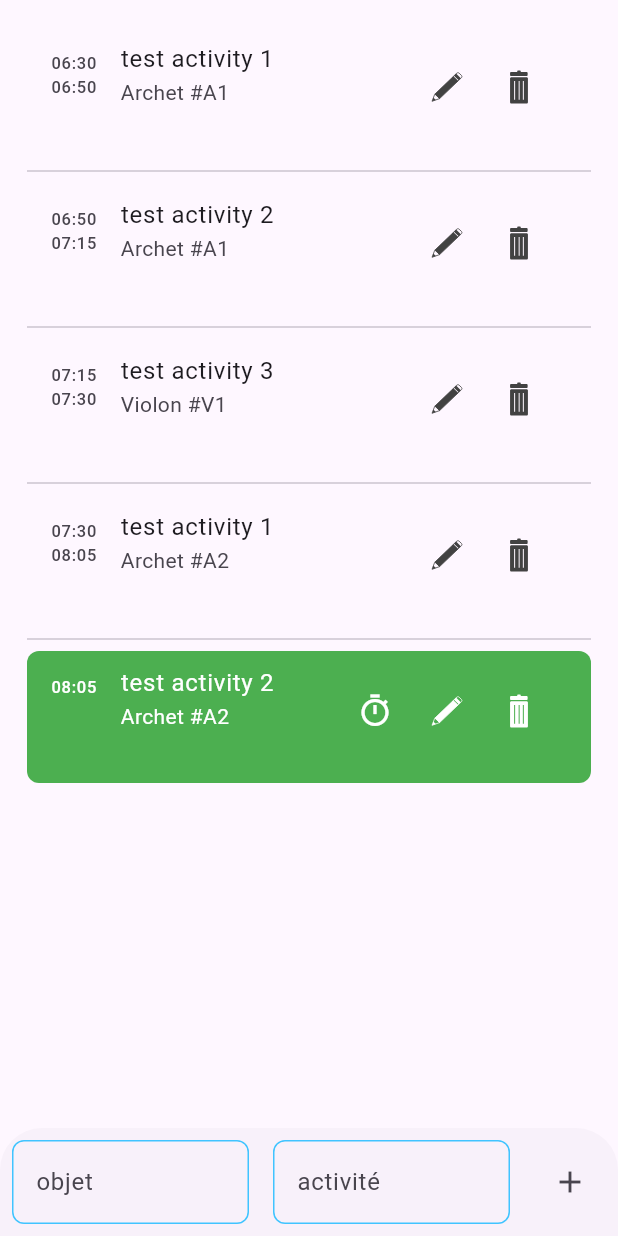
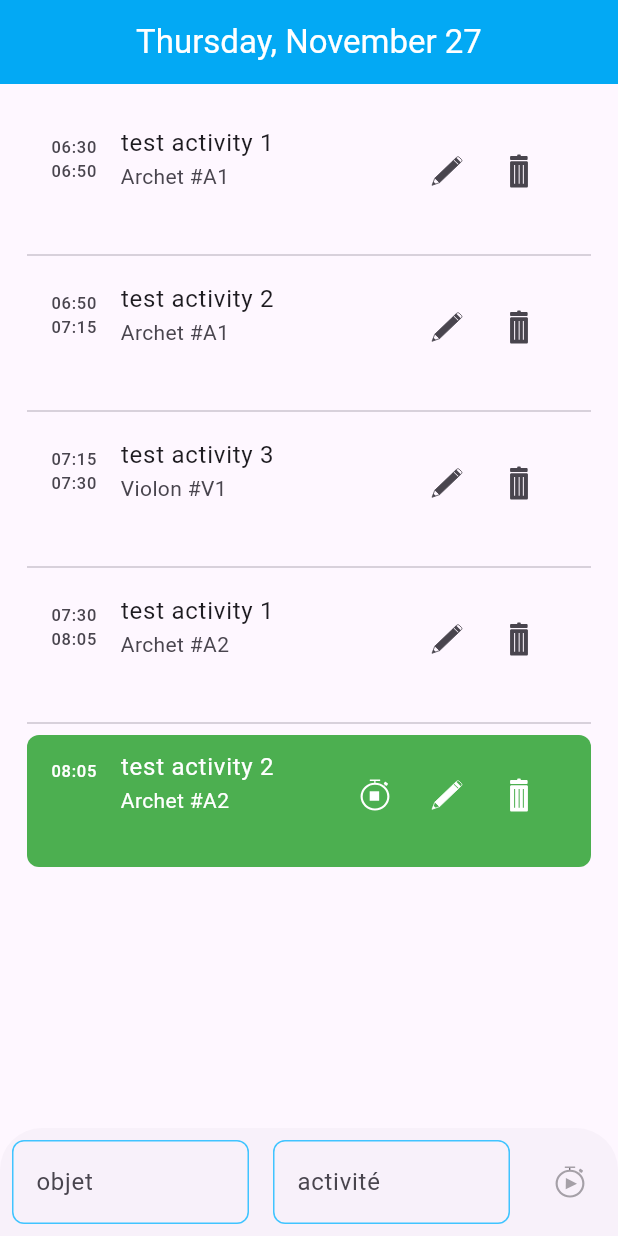
Before and after one commit to Alt257/timekeeper-front, a Flutter app: the screen it shows after launch, on a phone screen of 412 x 824 dp. Run offline on Flutter 3.47's test engine with Material 3 defaults, Android fonts, the phone set to English and light mode, and no system bars; our stand-ins replace bloc, flutter_bloc, flutter_localization, flutter_svg, freezed_annotation.

Commit message:
start/stop activity => stopwatch icons

```diff
--- a/lib/view/component/form/add_activity/add_activity.dart
+++ b/lib/view/component/form/add_activity/add_activity.dart
@@ -1,6 +1,7 @@
 import 'package:flutter/material.dart';
 import 'package:flutter_bloc/flutter_bloc.dart';
 import 'package:timekeeper/service/activities/activities_bloc.dart';
+import 'package:timekeeper/view/component/icon/custom_icon.dart';
 
 import '../../../../service/add_activity/add_activity_bloc.dart';
 import 'field/activity_type.dart';
@@ -16,7 +17,7 @@ final class AddActivityForm extends StatelessWidget {
         state.maybeMap(
           success: (value) {
             context.read<ActivitiesBloc>().add(ActivitiesEvent.activityAdded(
-                value.activity,
+              value.activity,
             ));
             context.read<AddActivityBloc>().add(AddActivityEvent.reset());
           },
@@ -29,16 +30,29 @@ final class AddActivityForm extends StatelessWidget {
           // TimePickerButton(),
           Expanded(child: ItemSelection()),
           Expanded(child: ActivityTypeSelection()),
-          IconButton(
-            onPressed: () => context.read<AddActivityBloc>()
-                .add(AddActivityEvent.submitted()),
-            icon: Icon(Icons.add),
-            // icon: CustomIcon.startActivity(),
+          BlocBuilder<AddActivityBloc, AddActivityState>(
+            builder: (context, state) {
+              return IconButton(
+                onPressed: state.maybeWhen(
+                    filling: (selectedType, selectedItem) {
+                      return selectedType != null && selectedItem != null
+                          ? () => _addActivity(context)
+                          : null;
+                    },
+                    orElse: () => null,
+                ),
+                icon: CustomIcon.startActivity(),
+              );
+            },
           )
         ],
       ),
     );
   }
 
-
+  _addActivity(BuildContext context) {
+    print('add Activity');
+    context.read<AddActivityBloc>()
+        .add(AddActivityEvent.submitted());
+  }
 }
--- a/lib/view/component/icon/custom_icon.dart
+++ b/lib/view/component/icon/custom_icon.dart
@@ -17,4 +17,18 @@ sealed class CustomIcon {
     color: color,
     size: size,
   );
+
+  static startActivity({dynamic key, Color? color, double? size}) => IconFromAsset(
+    'assets/icon/Chrono_play.svg',
+    key: key,
+    color: color,
+    size: size,
+  );
+
+  static stopActivity({dynamic key, Color? color, double? size}) => IconFromAsset(
+    'assets/icon/Chrono_stop.svg',
+    key: key,
+    color: color,
+    size: size,
+  );
 }
--- a/lib/view/component/list/activities/activity_tile.dart
+++ b/lib/view/component/list/activities/activity_tile.dart
@@ -35,21 +35,17 @@ final class ActivityListTile extends ListTile {
       children: [
         if(activity.isInProgress) IconButton(
           onPressed: onStopActivityPressed,
-          icon: Icon(Icons.timer_outlined),
+          // icon: Icon(Icons.timer_outlined),
+          icon: CustomIcon.stopActivity(),
         ),
         IconButton(
           onPressed: onEditActivityPressed,
-          // icon: Icon(Icons.edit),
-          icon: CustomIcon.editActivity(
-            color: activity.isInProgress ? Colors.white : Colors.grey[800],
-          )
+          icon: CustomIcon.editActivity(),
         ),
         IconButton(
           onPressed: onDeleteActivityPressed,
           // icon: Icon(Icons.delete_forever),
-          icon: CustomIcon.deleteActivity(
-            color: activity.isInProgress ? Colors.white : Colors.grey[800],
-          ),
+          icon: CustomIcon.deleteActivity(),
         ),
       ],
     ),
--- a/lib/view/page/home.dart
+++ b/lib/view/page/home.dart
@@ -1,4 +1,5 @@
 import 'package:flutter/material.dart';
+import 'package:timekeeper/utils/datetime_format.dart';
 import 'package:timekeeper/view/component/form/add_activity/add_activity.dart';
 import 'package:timekeeper/view/component/list/activities/activities_list.dart';
 
@@ -9,7 +10,10 @@ final class HomePage extends StatelessWidget {
   Widget build(BuildContext context) {
     return SafeArea(
       child: Scaffold(
-        // appBar: AppBar(title: Text('COUCOU!!'), centerTitle: true),
+        appBar: AppBar(title: Text(DateTime.now().toDay()),
+            backgroundColor: Colors.lightBlue,
+            foregroundColor: Colors.white,
+            centerTitle: true),
 
         body: Padding(
           padding: const EdgeInsets.all(18.0),
```
Also changed, not shown: assets/icon/Chrono_play.svg (added), assets/icon/Chrono_stop.svg (added).
